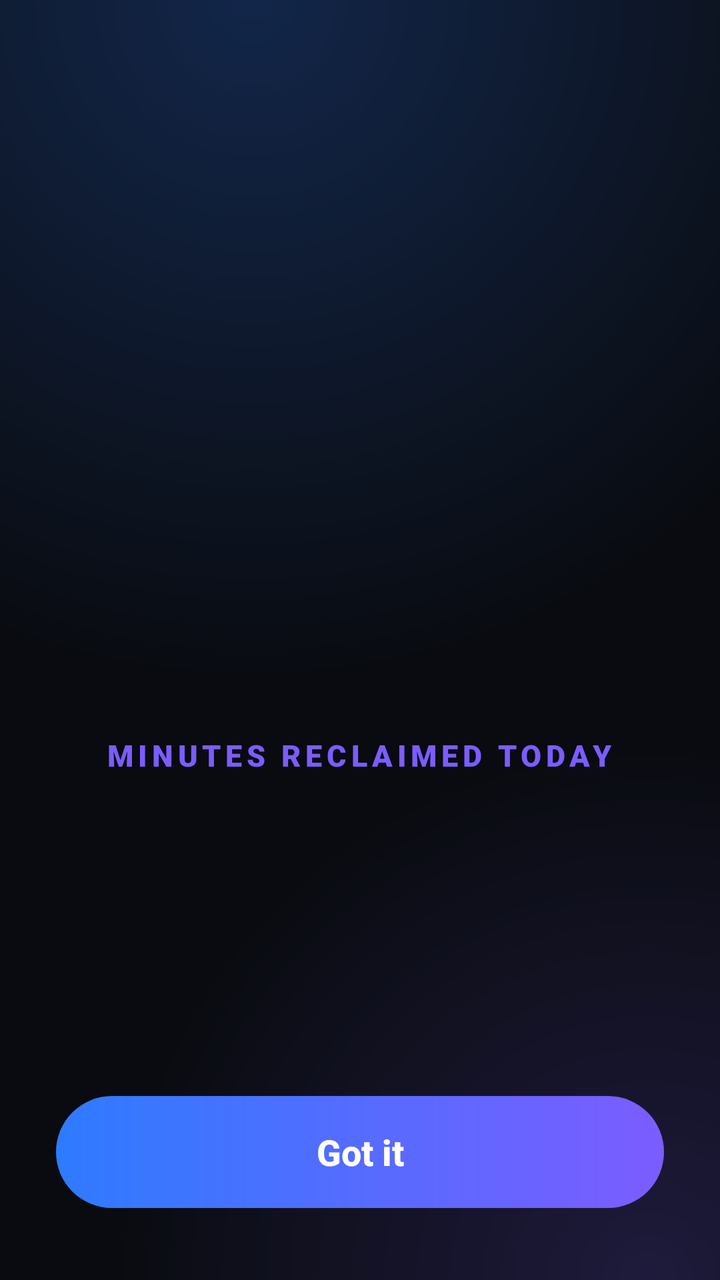
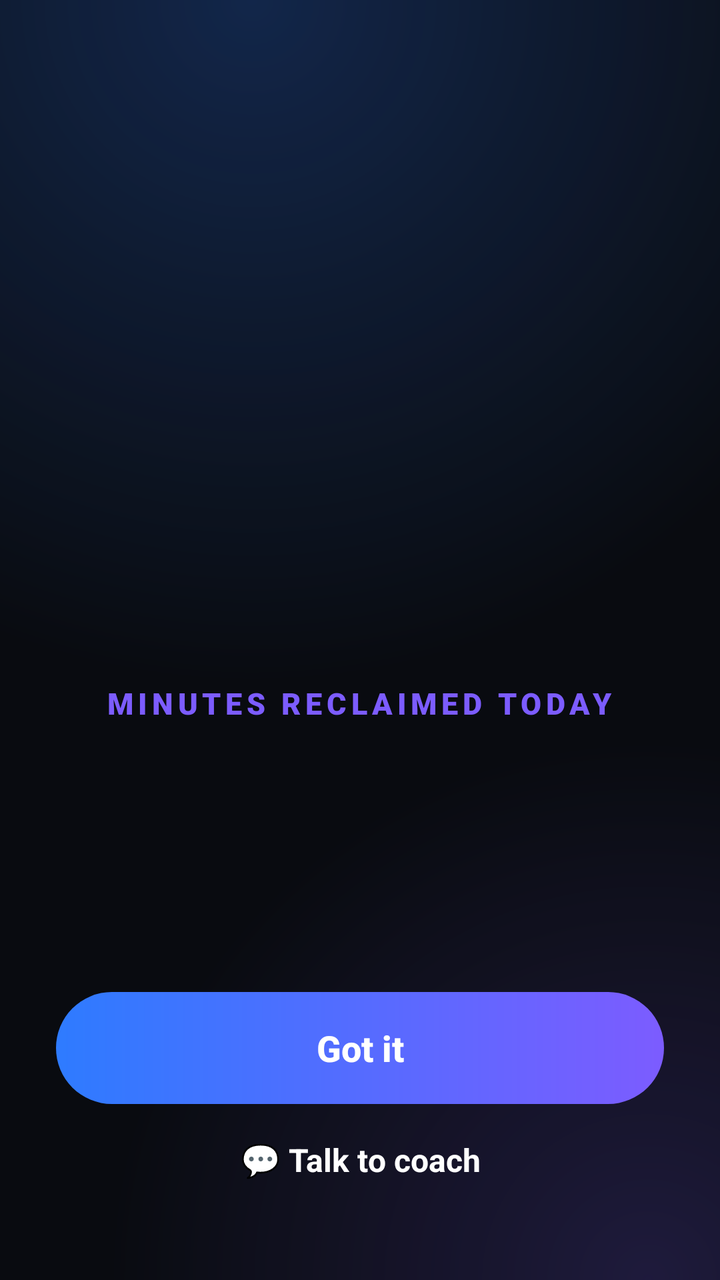

Compare the two renders of this Android layout. The source of the first and the diff that turns it into the second are given below.
<!-- AndroidManifest.xml: application theme Theme.AppBlocker -->
<!-- res/layout/overlay_block_scoreboard.xml -->
<?xml version="1.0" encoding="utf-8"?>
<FrameLayout xmlns:android="http://schemas.android.com/apk/res/android"
    android:layout_width="match_parent"
    android:layout_height="match_parent"
    android:background="@drawable/overlay_bg"
    android:clickable="true"
    android:focusable="true">

    <LinearLayout
        android:layout_width="match_parent"
        android:layout_height="match_parent"
        android:orientation="vertical"
        android:gravity="center_horizontal"
        android:paddingHorizontal="28dp"
        android:paddingTop="72dp"
        android:paddingBottom="36dp">

        <ScrollView
            android:id="@+id/overlay_scroll"
            android:layout_width="match_parent"
            android:layout_height="0dp"
            android:layout_weight="1"
            android:fillViewport="true"
            android:scrollbars="none">

            <LinearLayout
                android:layout_width="match_parent"
                android:layout_height="wrap_content"
                android:orientation="vertical"
                android:gravity="center_horizontal">

                <LinearLayout
                    android:id="@+id/el_kicker"
                    android:layout_width="wrap_content"
                    android:layout_height="wrap_content"
                    android:orientation="vertical">

                    <TextView
                        android:id="@+id/overlay_title"
                        android:layout_width="wrap_content"
                        android:layout_height="wrap_content"
                        android:textAllCaps="true"
                        android:letterSpacing="0.18"
                        android:fontFamily="sans-serif-black"
                        android:textColor="@color/block_text_secondary"
                        android:textSize="13sp" />

                </LinearLayout>

                <View
                    android:layout_width="match_parent"
                    android:layout_height="0dp"
                    android:layout_weight="1" />

                <LinearLayout
                    android:id="@+id/el_number"
                    android:layout_width="wrap_content"
                    android:layout_height="wrap_content"
                    android:orientation="vertical"
                    android:gravity="center_horizontal">

                    <TextView
                        android:id="@+id/overlay_stat_number"
                        android:layout_width="wrap_content"
                        android:layout_height="wrap_content"
                        android:fontFamily="serif"
                        android:textColor="@color/block_text_primary"
                        android:textSize="150sp"
                        android:includeFontPadding="false" />

                    <TextView
                        android:id="@+id/overlay_stat_label"
                        android:layout_width="wrap_content"
                        android:layout_height="wrap_content"
                        android:layout_marginTop="6dp"
                        android:text="@string/block_minutes_reclaimed"
                        android:textAllCaps="true"
                        android:letterSpacing="0.15"
                        android:gravity="center"
                        android:fontFamily="sans-serif-black"
                        android:textColor="@color/block_accent"
                        android:textSize="15sp" />

                </LinearLayout>

                <View
                    android:layout_width="match_parent"
                    android:layout_height="0dp"
                    android:layout_weight="1" />

                <LinearLayout
                    android:id="@+id/el_app"
                    android:layout_width="wrap_content"
                    android:layout_height="wrap_content"
                    android:orientation="horizontal"
                    android:gravity="center_vertical"
                    android:layout_marginBottom="24dp">

                    <ImageView
                        android:id="@+id/overlay_icon"
                        android:layout_width="40dp"
                        android:layout_height="40dp"
                        android:contentDescription="@null" />

                    <TextView
                        android:id="@+id/overlay_subtitle"
                        android:layout_width="wrap_content"
                        android:layout_height="wrap_content"
                        android:layout_marginStart="12dp"
                        android:fontFamily="sans-serif-medium"
                        android:textColor="@color/block_text_primary"
                        android:textSize="17sp" />
                </LinearLayout>
            </LinearLayout>
        </ScrollView>

        <Button
            android:id="@+id/overlay_close"
            android:layout_width="match_parent"
            android:layout_height="56dp"
            android:background="@drawable/overlay_btn"
            android:text="@string/block_got_it"
            android:textAllCaps="false"
            android:textColor="@color/block_text_primary"
            android:textSize="18sp"
            android:textStyle="bold"
            android:stateListAnimator="@null" />
    </LinearLayout>
</FrameLayout>
<!-- resources referenced by this layout -->
<resources>
  <color name="block_accent">#7C5CFF</color>
  <color name="block_text_primary">#FFFFFF</color>
  <color name="block_text_secondary">#B9C2D0</color>
  <!-- drawable overlay_bg (drawable) -->
  <?xml version="1.0" encoding="utf-8"?>
  <layer-list xmlns:android="http://schemas.android.com/apk/res/android">
      <item>
          <shape android:shape="rectangle">
              <solid android:color="#090B10" />
          </shape>
      </item>
      <item>
          <shape android:shape="rectangle">
              <gradient
                  android:type="radial"
                  android:centerX="0.35"
                  android:centerY="0"
                  android:gradientRadius="95%p"
                  android:startColor="#3D2E7BFF"
                  android:endColor="#00090B10" />
          </shape>
      </item>
      <item>
          <shape android:shape="rectangle">
              <gradient
                  android:type="radial"
                  android:centerX="0.9"
                  android:centerY="1"
                  android:gradientRadius="75%p"
                  android:startColor="#2E7C5CFF"
                  android:endColor="#00090B10" />
          </shape>
      </item>
  </layer-list>
  <!-- drawable overlay_btn (drawable) -->
  <?xml version="1.0" encoding="utf-8"?>
  <ripple xmlns:android="http://schemas.android.com/apk/res/android"
      android:color="#40FFFFFF">
      <item>
          <shape android:shape="rectangle">
              <gradient
                  android:angle="0"
                  android:startColor="#2E7BFF"
                  android:endColor="#7C5CFF" />
              <corners android:radius="28dp" />
          </shape>
      </item>
  </ripple>
  <string name="block_got_it">Got it</string>
  <string name="block_minutes_reclaimed">Minutes reclaimed today</string>
  <style name="Theme.AppBlocker" parent="@android:style/Theme.Material.Light.NoActionBar">
          <item name="android:windowBackground">@color/window_bg</item>
      </style>
  <color name="window_bg">#F5F7FB</color>
</resources>

<!-- the commit's change to res/layout/overlay_block_scoreboard.xml (unified diff, before → after) -->
@@ -125,5 +125,19 @@
             android:textSize="18sp"
             android:textStyle="bold"
             android:stateListAnimator="@null" />
+
+        
+        <TextView
+            android:id="@+id/overlay_coach"
+            android:layout_width="match_parent"
+            android:layout_height="48dp"
+            android:layout_marginTop="4dp"
+            android:clickable="true"
+            android:focusable="true"
+            android:gravity="center"
+            android:text="@string/block_talk_to_coach"
+            android:textColor="@color/block_text_primary"
+            android:textSize="16sp"
+            android:textStyle="bold" />
     </LinearLayout>
 </FrameLayout>
<!-- resource entries referenced after the edit -->
@@ -50,6 +50,7 @@
   </ripple>
   <string name="block_got_it">Got it</string>
   <string name="block_minutes_reclaimed">Minutes reclaimed today</string>
+  <string name="block_talk_to_coach">💬 Talk to coach</string>
   <style name="Theme.AppBlocker" parent="@android:style/Theme.Material.Light.NoActionBar">
           <item name="android:windowBackground">@color/window_bg</item>
       </style>
